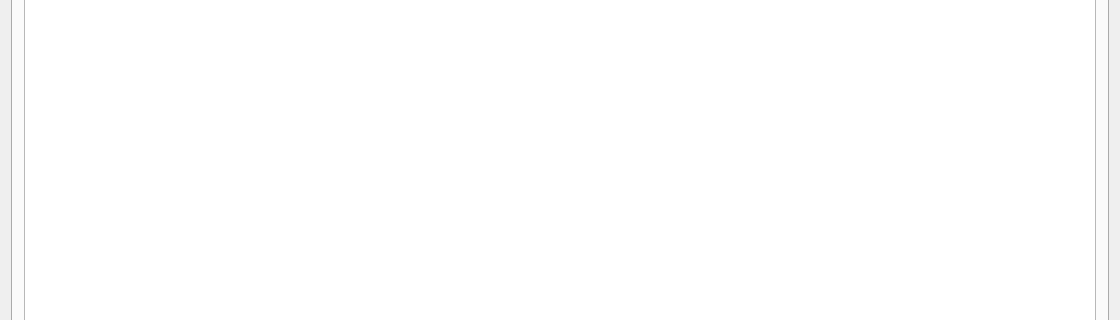
Qt form Symmary Commenter/mainwindow.ui (jopemachine-playground/Summary-Commenter) before a commit; both pictures show x 0 to 1120 and y 246 to 566 of the 1120 by 727 pixel window.
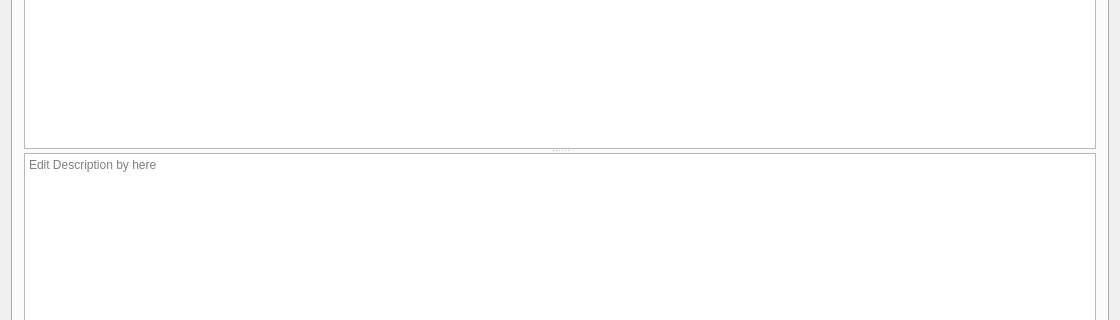
The same form after that commit. The open tabs and pages were chosen to show the change. Icons and pictures are not drawn.

Commit message: Add large TextEdit

Patch:
```diff
--- a/Symmary Commenter/mainwindow.ui
+++ b/Symmary Commenter/mainwindow.ui
@@ -604,8 +604,10 @@
        <attribute name="title">
         <string>Desc</string>
        </attribute>
-       <layout class="QVBoxLayout" name="verticalLayout">
-        <item>
+       <layout class="QGridLayout" name="gridLayout_4">
+        <item row="0" column="0">
+         <layout class="QGridLayout" name="gridLayout_3">
+          <item row="0" column="0">
          <layout class="QHBoxLayout" name="horizontalLayout_3">
           <item>
            <widget class="QLabel" name="descSearchLbl">
@@ -619,10 +621,45 @@
           </item>
          </layout>
         </item>
-        <item>
-         <layout class="QVBoxLayout" name="descTabL1">
-          <item>
+          <item row="1" column="0">
+           <widget class="QSplitter" name="descEditSpliter">
+            <property name="sizePolicy">
+             <sizepolicy hsizetype="Expanding" vsizetype="Expanding">
+              <horstretch>0</horstretch>
+              <verstretch>0</verstretch>
+             </sizepolicy>
+            </property>
+            <property name="minimumSize">
+             <size>
+              <width>0</width>
+              <height>300</height>
+             </size>
+            </property>
+            <property name="baseSize">
+             <size>
+              <width>0</width>
+              <height>0</height>
+             </size>
+            </property>
+            <property name="orientation">
+             <enum>Qt::Vertical</enum>
+            </property>
            <widget class="QTableWidget" name="descTblWidget">
+             <property name="enabled">
+              <bool>true</bool>
+             </property>
+             <property name="sizePolicy">
+              <sizepolicy hsizetype="Expanding" vsizetype="Minimum">
+               <horstretch>0</horstretch>
+               <verstretch>0</verstretch>
+              </sizepolicy>
+             </property>
+             <property name="minimumSize">
+              <size>
+               <width>0</width>
+               <height>300</height>
+              </size>
+             </property>
             <column>
              <property name="text">
               <string>File Name</string>
@@ -634,8 +671,41 @@
              </property>
             </column>
            </widget>
+            <widget class="QPlainTextEdit" name="descLargeEdit">
+             <property name="sizePolicy">
+              <sizepolicy hsizetype="Expanding" vsizetype="Preferred">
+               <horstretch>0</horstretch>
+               <verstretch>0</verstretch>
+              </sizepolicy>
+             </property>
+             <property name="minimumSize">
+              <size>
+               <width>0</width>
+               <height>0</height>
+              </size>
+             </property>
+             <property name="horizontalScrollBarPolicy">
+              <enum>Qt::ScrollBarAlwaysOff</enum>
+             </property>
+             <property name="documentTitle">
+              <string/>
+             </property>
+             <property name="tabStopDistance">
+              <double>80.000000000000000</double>
+             </property>
+             <property name="backgroundVisible">
+              <bool>false</bool>
+             </property>
+             <property name="centerOnScroll">
+              <bool>false</bool>
+             </property>
+             <property name="placeholderText">
+              <string>Edit Description by here</string>
+             </property>
+            </widget>
+           </widget>
           </item>
-          <item>
+          <item row="2" column="0">
            <layout class="QHBoxLayout" name="descTabL2">
             <item>
              <widget class="QPushButton" name="descAddBtn">
@@ -675,10 +745,10 @@
        <attribute name="title">
         <string>Issue</string>
        </attribute>
-       <layout class="QVBoxLayout" name="verticalLayout_6">
-        <item>
-         <layout class="QVBoxLayout" name="verticalLayout_4">
-          <item>
+       <layout class="QGridLayout" name="gridLayout_6">
+        <item row="0" column="0">
+         <layout class="QGridLayout" name="gridLayout_5">
+          <item row="0" column="0">
            <layout class="QHBoxLayout" name="horizontalLayout_7">
             <item>
              <widget class="QLabel" name="issueSearchLbl">
@@ -692,8 +762,24 @@
             </item>
            </layout>
           </item>
-          <item>
+          <item row="1" column="0">
+           <widget class="QSplitter" name="issueSplitter">
+            <property name="orientation">
+             <enum>Qt::Vertical</enum>
+            </property>
            <widget class="QTableWidget" name="issueTblWidget">
+             <property name="sizePolicy">
+              <sizepolicy hsizetype="Expanding" vsizetype="Maximum">
+               <horstretch>0</horstretch>
+               <verstretch>0</verstretch>
+              </sizepolicy>
+             </property>
+             <property name="minimumSize">
+              <size>
+               <width>0</width>
+               <height>300</height>
+              </size>
+             </property>
             <column>
              <property name="text">
               <string>File Name</string>
@@ -705,8 +791,20 @@
              </property>
             </column>
            </widget>
+            <widget class="QPlainTextEdit" name="issueLargeEdit">
+             <property name="sizePolicy">
+              <sizepolicy hsizetype="Expanding" vsizetype="Preferred">
+               <horstretch>0</horstretch>
+               <verstretch>0</verstretch>
+              </sizepolicy>
+             </property>
+             <property name="placeholderText">
+              <string>Edit Issue by here</string>
+             </property>
+            </widget>
+           </widget>
           </item>
-          <item>
+          <item row="2" column="0">
            <layout class="QHBoxLayout" name="horizontalLayout_8">
             <item>
              <widget class="QPushButton" name="issueAddBtn">
```
Lines whose indentation alone changed are shown as unchanged. The commit also changes 8 other files.
